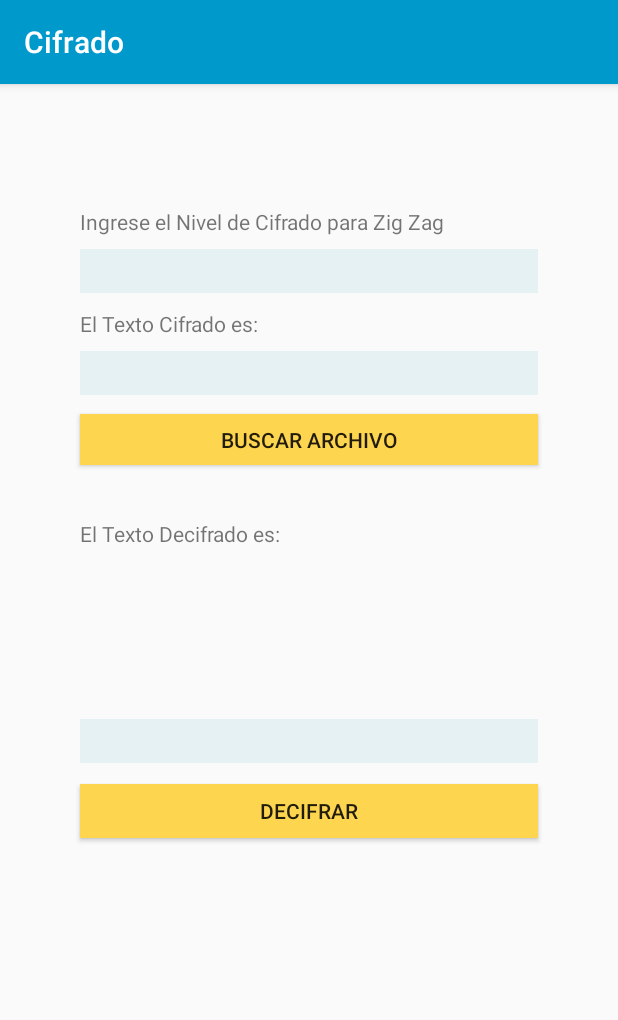
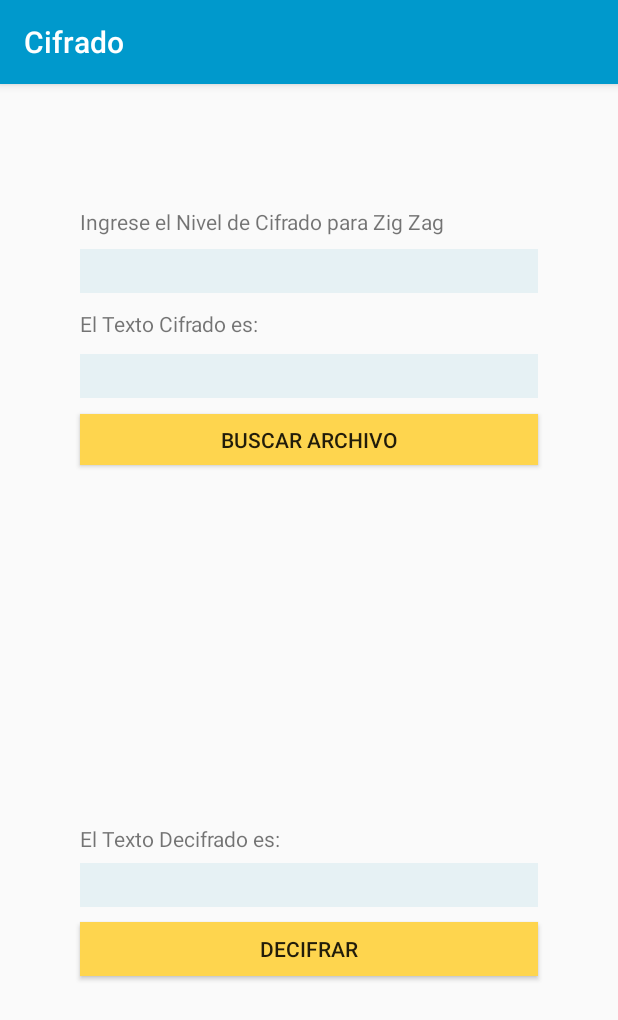
Before and after one commit to JoshHC/LAB03-ED2, an Android app: the fragment ProcesoCifradoZigZag shown on its own in the app's theme, on a phone screen of 412 x 824 dp. Shown: the top 1020 px of the screen. Run offline under Robolectric (Android 15) with nearby library versions, the phone set to English and light mode, and no system bars.

Commit message:
Update CifradoC/app/src/main/res/layout/fragment_proceso_cifrado_zig_zag.xml

```diff
--- a/CifradoC/app/src/main/res/layout/fragment_proceso_cifrado_zig_zag.xml
+++ b/CifradoC/app/src/main/res/layout/fragment_proceso_cifrado_zig_zag.xml
@@ -17,10 +17,10 @@
         <LinearLayout
             android:layout_width="match_parent"
             android:layout_height="wrap_content"
+            android:fadeScrollbars="true"
             android:orientation="vertical"
-            android:fadeScrollbars="true"
             android:scrollbarAlwaysDrawHorizontalTrack="false"
-            android:scrollbarAlwaysDrawVerticalTrack="true"/>
+            android:scrollbarAlwaysDrawVerticalTrack="true" />
 
         <TextView
             android:id="@+id/lblNivel"
@@ -71,9 +71,9 @@
             android:id="@+id/lbldescifrar"
             android:layout_width="305dp"
             android:layout_height="wrap_content"
-            android:layout_alignParentTop="true"
+            android:layout_alignParentBottom="true"
             android:layout_centerHorizontal="true"
-            android:layout_marginTop="290dp"
+            android:layout_marginBottom="255dp"
             android:text="@string/el_texto_decifrado_es"
             app:layout_constraintBottom_toBottomOf="parent"
             app:layout_constraintEnd_toEndOf="parent"
@@ -88,14 +88,14 @@
             android:layout_height="36dp"
             android:layout_alignParentBottom="true"
             android:layout_centerHorizontal="true"
-            android:layout_marginBottom="265dp"
+            android:layout_marginBottom="173dp"
             android:background="@color/colorAccent"
             android:text="@string/decifrar"
             app:layout_constraintBottom_toBottomOf="parent"
             app:layout_constraintEnd_toEndOf="parent"
             app:layout_constraintStart_toStartOf="parent"
             app:layout_constraintTop_toBottomOf="@+id/txtTextoDescifrado"
-            app:layout_constraintVertical_bias="0.045"/>
+            app:layout_constraintVertical_bias="0.045" />
 
         <EditText
             android:id="@+id/txtNivel"
@@ -114,7 +114,7 @@
             android:layout_height="29dp"
             android:layout_alignParentTop="true"
             android:layout_centerHorizontal="true"
-            android:layout_marginTop="178dp"
+            android:layout_marginTop="180dp"
             android:background="#140689b4"
             android:ems="10"
             android:inputType="textPersonName" />
@@ -125,7 +125,7 @@
             android:layout_height="29dp"
             android:layout_alignParentBottom="true"
             android:layout_centerHorizontal="true"
-            android:layout_marginBottom="315dp"
+            android:layout_marginBottom="219dp"
             android:background="#140689b4"
             android:ems="10"
             android:inputType="textPersonName" />
```
